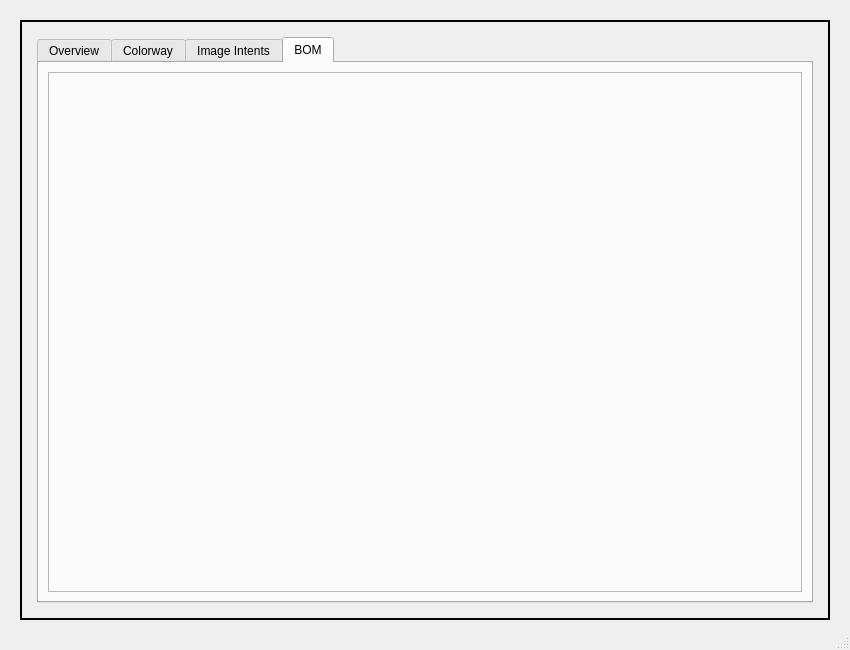
Rishabhk01/CLOVise_CLO6_CentricPLM_R3, file CLOVise/PLM/Outbound/PublishToPLM/CreateProduct.ui: the form before one commit.
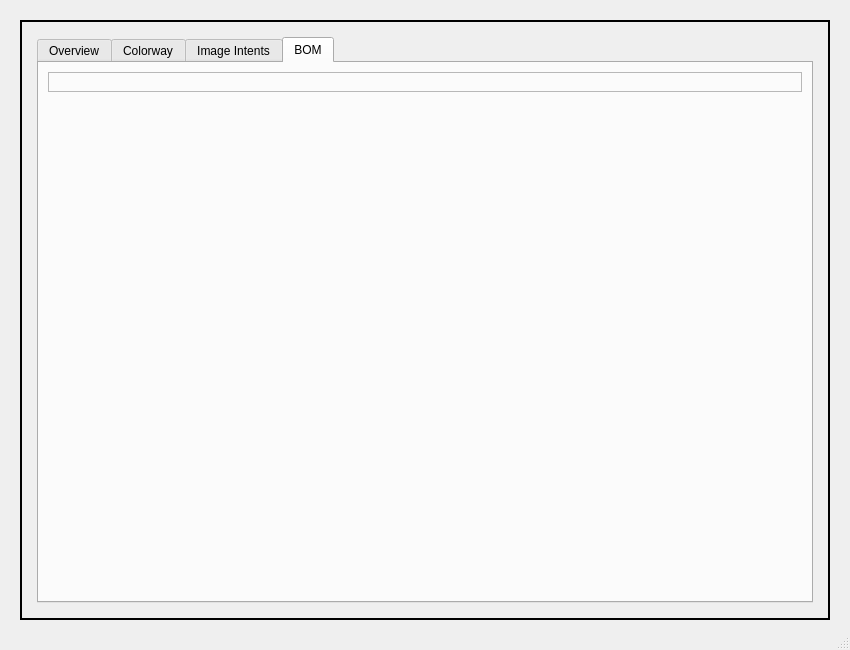
The form after the commit.

```diff
--- a/CLOVise/PLM/Outbound/PublishToPLM/CreateProduct.ui
+++ b/CLOVise/PLM/Outbound/PublishToPLM/CreateProduct.ui
@@ -10,6 +10,12 @@
     <height>650</height>
    </rect>
   </property>
+  <property name="maximumSize">
+   <size>
+    <width>16777215</width>
+    <height>800</height>
+   </size>
+  </property>
   <property name="windowTitle">
    <string>Dialog</string>
   </property>
@@ -159,6 +165,19 @@
               </layout>
              </widget>
             </item>
+            <item row="2" column="0">
+             <spacer name="verticalSpacer_2">
+              <property name="orientation">
+               <enum>Qt::Vertical</enum>
+              </property>
+              <property name="sizeHint" stdset="0">
+               <size>
+                <width>20</width>
+                <height>40</height>
+               </size>
+              </property>
+             </spacer>
+            </item>
            </layout>
           </widget>
          </widget>
```
Left out of the diff: 14 changed lines with no effect on the pictures.
